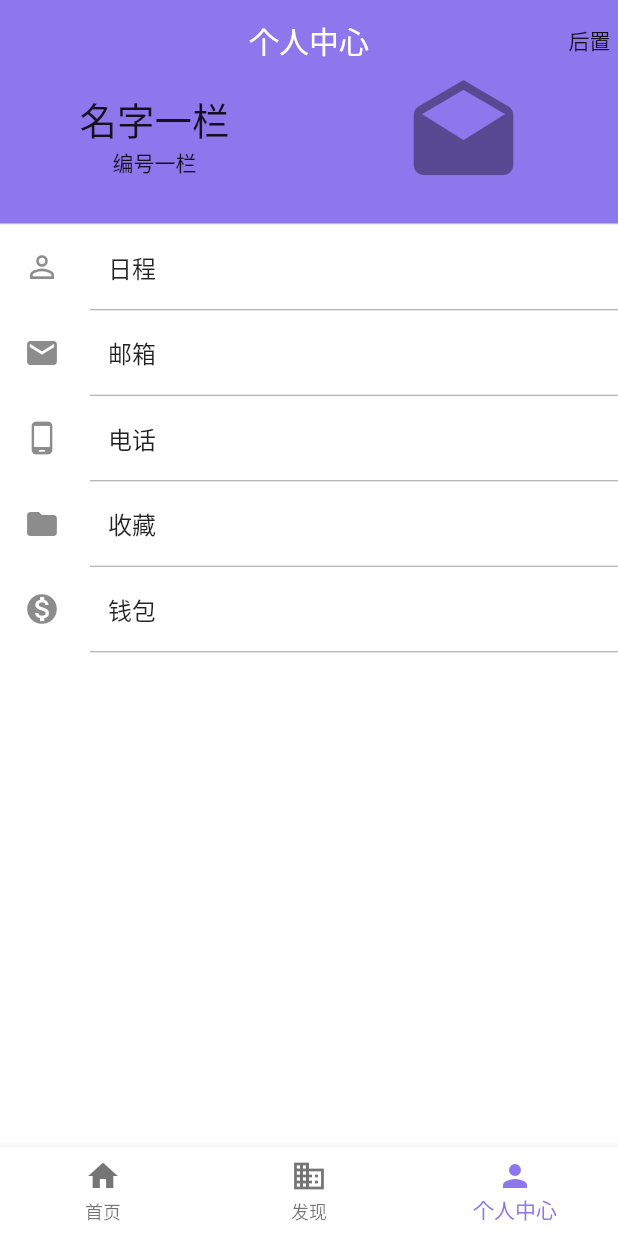
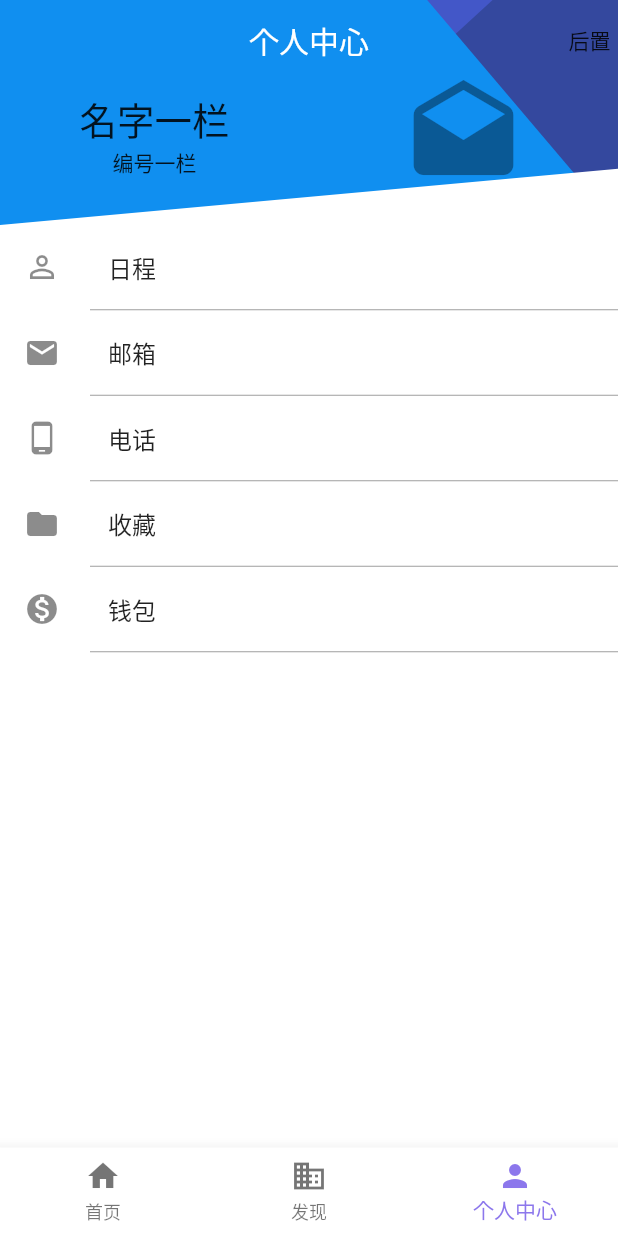
Before and after one commit to balloontmz/chat-client, a Flutter app: the HomePage screen opened directly, item 3 of the bottom bar chosen, on a phone screen of 412 x 824 dp. Run offline on Flutter 3.47's test engine with Material 2 defaults, Android fonts, the phone set to English and light mode, and no system bars; our stand-ins replace cached_network_image, dio, event_bus, flutter_screenutil, image_picker, shared_preferences and 2 more; missing offline and left inert: image_crop; accounts and stored records are empty; network calls fail; statements that could not run were skipped.

Commit message:
canvas stack painter.for stash

```diff
--- a/lib/api/api.dart
+++ b/lib/api/api.dart
@@ -97,6 +97,7 @@ class Api {
 
   // 将用户添加进群组
   static Future addUser2Group(int gID) async {
+    Log.i('用户添加群组');
     await DioUtil.instance.requestNetwork(Method.post, Api.ADD_USER2CHAT_GROUP,
         queryParameters: {"group_id": gID}, onSuccess: (response) {
       Log.i('添加成功');
--- /dev/null
+++ b/lib/widgets/trianglepainter/create_header_image.dart
@@ -0,0 +1,28 @@
+import 'package:chat/widgets/trianglepainter/first_triangle_painter.dart';
+import 'package:chat/widgets/trianglepainter/four_triangle_painter.dart';
+import 'package:chat/widgets/trianglepainter/second_triangle_painter.dart';
+import 'package:chat/widgets/trianglepainter/third_triangle_painter.dart';
+import 'package:flutter/cupertino.dart';
+import 'package:flutter/material.dart';
+
+Widget createHeaderImage(Widget Function() buildContent) {
+  return new CustomPaint(
+    painter: new FirstTrianglePainter(Color(0xff4357C8)),
+    child: new RepaintBoundary(
+      child: new CustomPaint(
+        painter: SecondTrianglePainter(Color(0xff34489E)),
+        child: new RepaintBoundary(
+          child: new CustomPaint(
+            painter: ThirdTrianglePainter(Color(0xff108FF0)),
+            child: new RepaintBoundary(
+              child: new CustomPaint(
+                painter: FourTrianglePainter(Colors.white),
+                child: buildContent(),
+              ),
+            ),
+          ),
+        ),
+      ),
+    ),
+  );
+}
--- a/lib/widgets/user_center_app_bar.dart
+++ b/lib/widgets/user_center_app_bar.dart
@@ -1,3 +1,8 @@
+import 'package:chat/widgets/trianglepainter/create_header_image.dart';
+import 'package:chat/widgets/trianglepainter/first_triangle_painter.dart';
+import 'package:chat/widgets/trianglepainter/four_triangle_painter.dart';
+import 'package:chat/widgets/trianglepainter/second_triangle_painter.dart';
+import 'package:chat/widgets/trianglepainter/third_triangle_painter.dart';
 import 'package:chat/widgets/user_center_info_row.dart';
 import 'package:flutter/cupertino.dart';
 import 'package:flutter/material.dart';
@@ -47,11 +52,27 @@ class _UserCenterAppbarState extends State<UserCenterAppbar> {
       child: new SafeArea(
         top: true,
         child: new Container(
-          decoration: new UnderlineTabIndicator(
-            borderSide: BorderSide(width: 1.0, color: Color(0xFFeeeeee)),
+          // decoration: new UnderlineTabIndicator(
+          //   borderSide: BorderSide(width: 1.0, color: Color(0xFFeeeeee)),
+          // ),
+          height: widget.contentHeight,
+          child: createHeaderImage(_buildContent),
+          // child: _buildContent(),
+          // child: new Stack(
+          //   children: <Widget>[
+          //     // new CustomPaint(
+          //     //   painter: new TrianglePainter(Colors.red),
+          //     // )
+          //     new Text('aaa')
+          //   ],
+          // ),
         ),
-          height: widget.contentHeight,
-          child: new Column(
+      ),
+    );
+  }
+
+  Widget _buildContent() {
+    return new Column(
       children: <Widget>[
         new Container(
           margin: const EdgeInsets.only(top: 12),
@@ -68,8 +89,7 @@ class _UserCenterAppbarState extends State<UserCenterAppbar> {
               // ),
               new Container(
                 child: new Text(widget.title,
-                          style:
-                              new TextStyle(fontSize: 20, color: Colors.white)),
+                    style: new TextStyle(fontSize: 20, color: Colors.white)),
               ),
               Positioned(
                 right: 0,
@@ -83,9 +103,6 @@ class _UserCenterAppbarState extends State<UserCenterAppbar> {
         ),
         new UserInfoRow(),
       ],
-          ),
-        ),
-      ),
     );
   }
 }
```
Also changed, not shown: lib/screens/ios/search_group_list.dart (+13 -2 lines), lib/widgets/search_box.dart (+15 -6 lines), lib/widgets/trianglepainter/first_triangle_painter.dart (added, +37 -0 lines), lib/widgets/trianglepainter/four_triangle_painter.dart (added, +36 -0 lines), lib/widgets/trianglepainter/second_triangle_painter.dart (added, +37 -0 lines), lib/widgets/trianglepainter/third_triangle_painter.dart (added, +37 -0 lines). Lines whose indentation alone changed are shown as unchanged.
